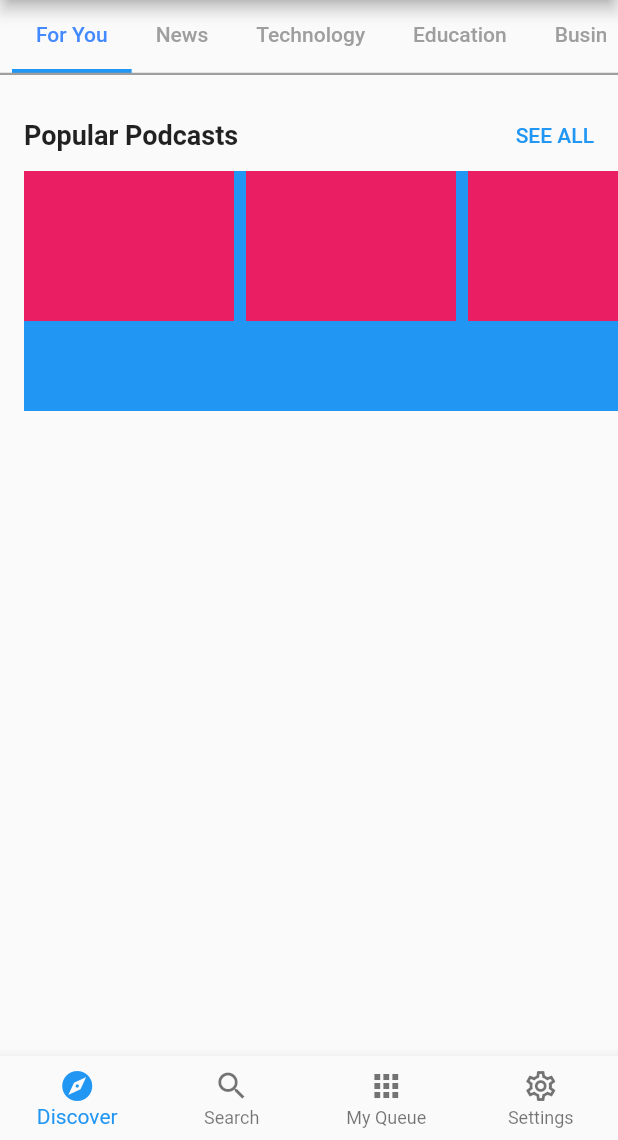
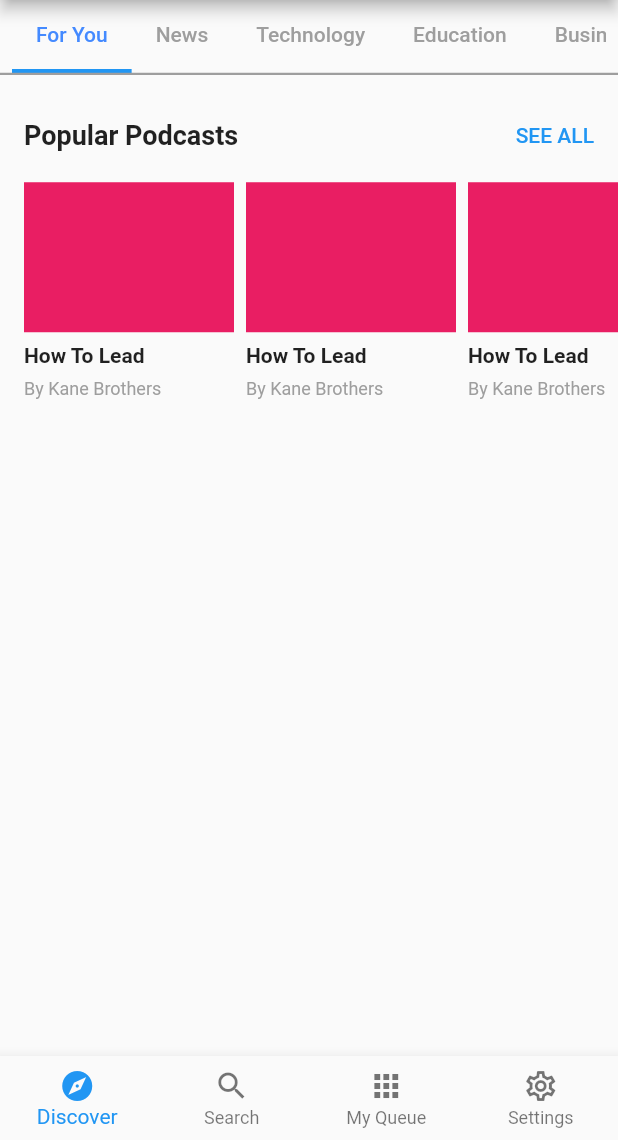
Before and after one commit to JAICHANGPARK/flutter_notebook_18th_story, a Flutter app: the screen it shows after launch, on a phone screen of 412 x 824 dp, the part 96-1236 px from its top. Run offline on Flutter 3.47's test engine with Material 2 defaults, Android fonts, the phone set to English and light mode, and no system bars; our stand-ins replace cached_network_image, dotted_border, flutter_lorem, flutter_riverpod, flutter_svg, freezed_annotation and 4 more.

Commit message:
Update discover_for_you_widget.dart

```diff
--- a/lib/ep1090_podcast_app/src/widgets/discover/discover_for_you_widget.dart
+++ b/lib/ep1090_podcast_app/src/widgets/discover/discover_for_you_widget.dart
@@ -33,27 +33,39 @@ class DiscoverForYouWidget extends StatelessWidget {
           ),
           SizedBox(
             height: 160,
-            child: ColoredBox(
-              color: Colors.blue,
             child: ListView.builder(
               itemBuilder: (context, index) {
                 return Padding(
                   padding: const EdgeInsets.only(right: 8),
                   child: Column(
+                    crossAxisAlignment: CrossAxisAlignment.start,
+                    mainAxisAlignment: MainAxisAlignment.spaceEvenly,
                     children: [
                       Container(
                         width: 140,
                         height: 100,
-                          decoration: BoxDecoration(
-                            color: Colors.pink
+                        decoration: const BoxDecoration(
+                          color: Colors.pink,
                         ),
-                        )
+                      ),
+                      const Text(
+                        "How To Lead",
+                        style: TextStyle(
+                          fontWeight: FontWeight.bold,
+                        ),
+                      ),
+                      const Text(
+                        "By Kane Brothers",
+                        style: TextStyle(
+                          fontSize: 12,
+                          color: Colors.grey,
+                        ),
+                      ),
                     ],
                   ),
                 );
               },
               scrollDirection: Axis.horizontal,
-              ),
             ),
           )
         ],
```
Lines whose indentation alone changed are shown as unchanged.
